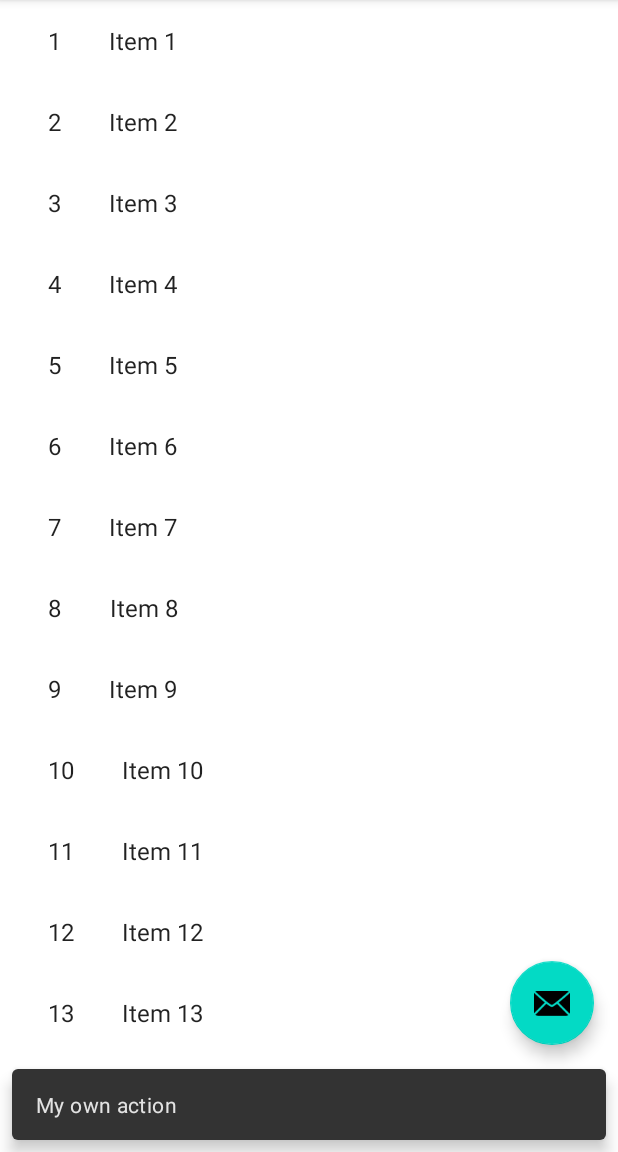
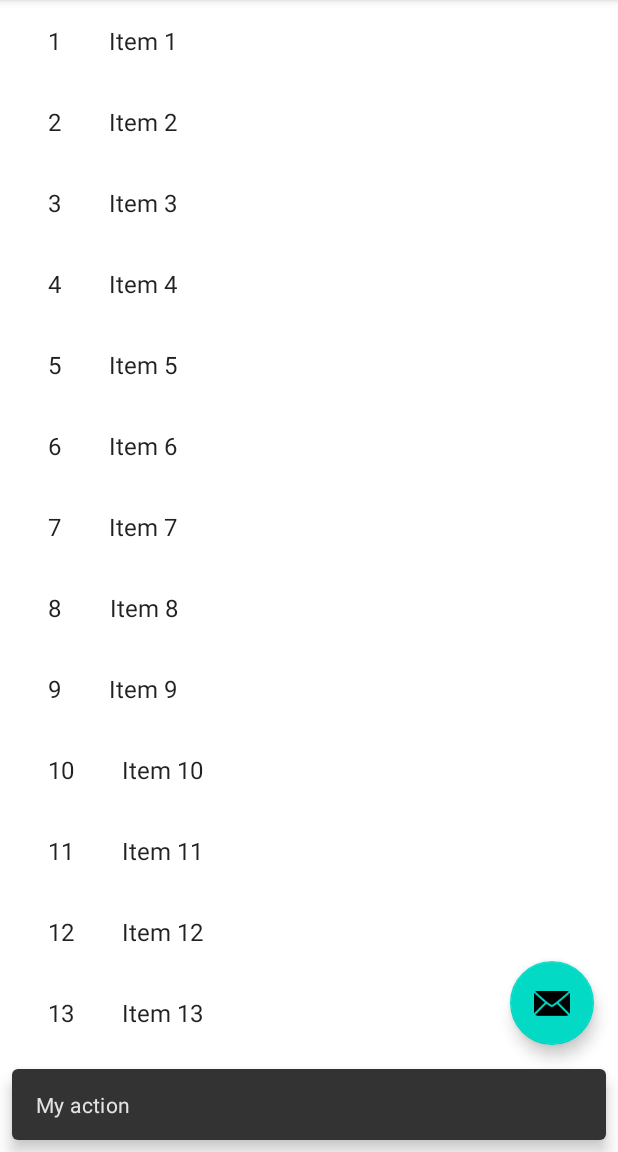
Before and after one commit to tothpalcsilla/MobilszoftverLaborFilmek, an Android app: the screen it shows after launch (ItemListActivity), after a tap on an icon or button, on a phone screen of 412 x 824 dp, the part 84-1236 px from its top. Run offline under Robolectric (Android 15) with nearby library versions, the phone set to English and light mode, and no system bars.

```diff
--- a/app/src/main/java/com/example/mobilszoftverlabormovies/ItemDetailActivity.kt
+++ b/app/src/main/java/com/example/mobilszoftverlabormovies/ItemDetailActivity.kt
@@ -21,7 +21,7 @@ class ItemDetailActivity : AppCompatActivity() {
         setSupportActionBar(findViewById(R.id.detail_toolbar))
 
         findViewById<FloatingActionButton>(R.id.fab).setOnClickListener { view ->
-            Snackbar.make(view, "Replace with your own detail action", Snackbar.LENGTH_LONG)
+            Snackbar.make(view, "My detail action", Snackbar.LENGTH_LONG)
                     .setAction("Action", null).show()
         }
 
--- a/app/src/main/java/com/example/mobilszoftverlabormovies/ItemListActivity.kt
+++ b/app/src/main/java/com/example/mobilszoftverlabormovies/ItemListActivity.kt
@@ -40,7 +40,7 @@ class ItemListActivity : AppCompatActivity() {
         toolbar.title = title
 
         findViewById<FloatingActionButton>(R.id.fab).setOnClickListener { view ->
-            Snackbar.make(view, "My own action", Snackbar.LENGTH_LONG)
+            Snackbar.make(view, "My action", Snackbar.LENGTH_LONG)
                     .setAction("Action", null).show()
         }
 
```
